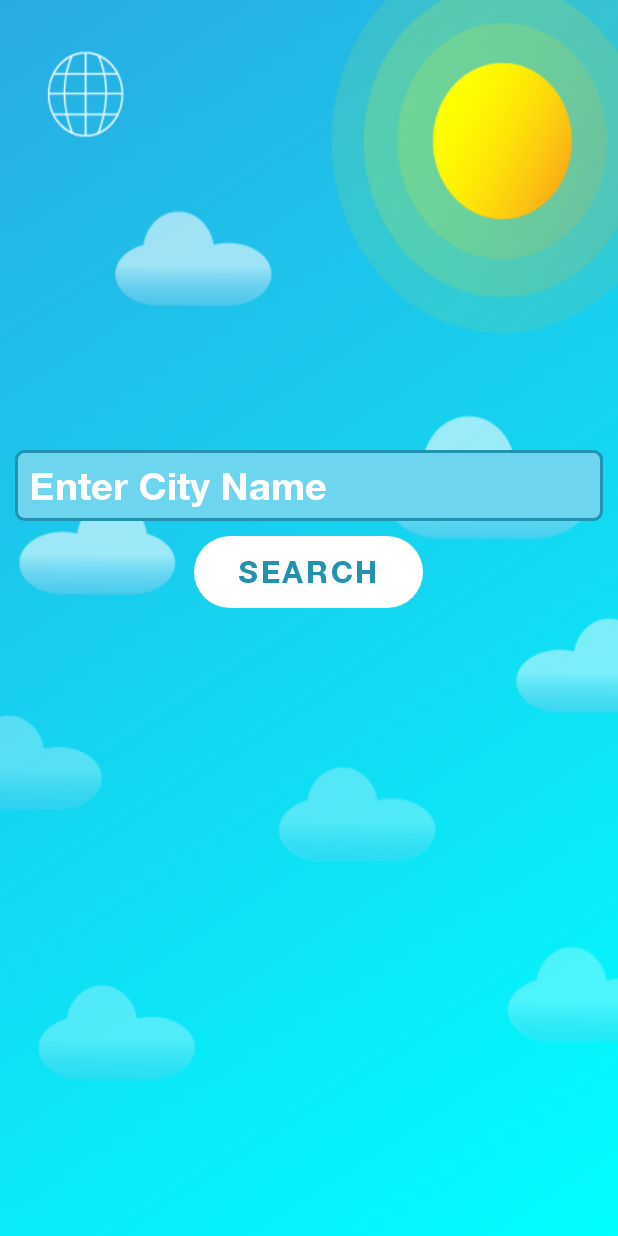
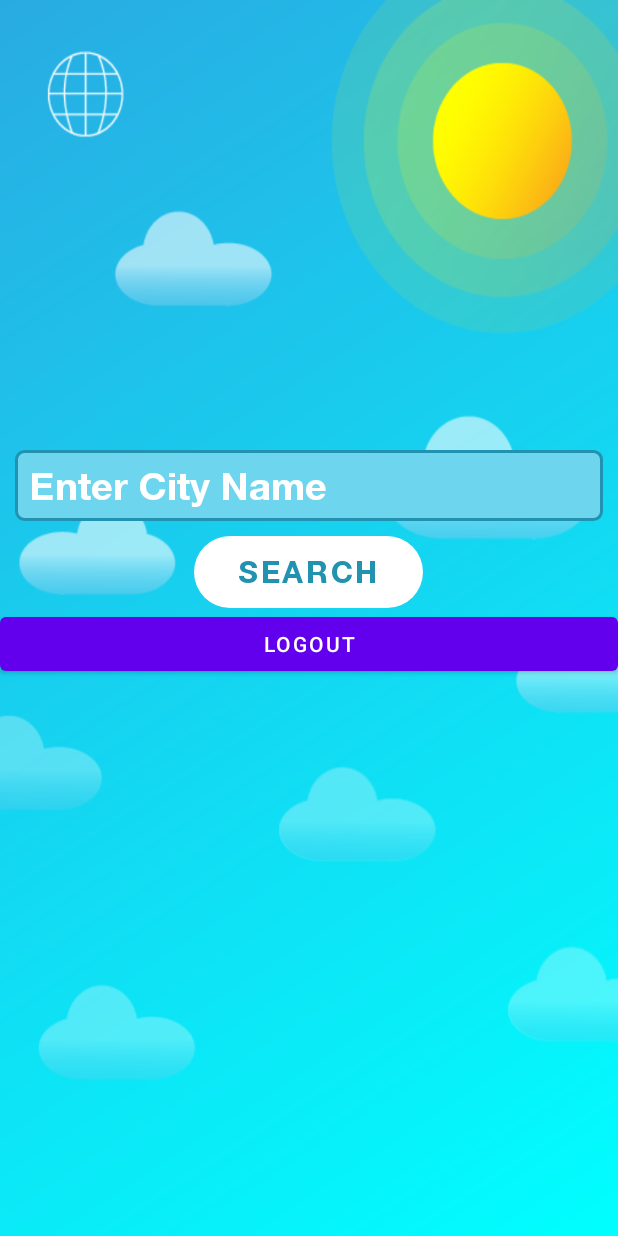
Before and after one commit to rsl081/Weathcare-app, an Android app: the layout activity_main.xml on its own in the app's theme, with its tools: preview values and no code run, on a phone screen of 412 x 824 dp. Run offline under Robolectric (Android 15) with nearby library versions, the phone set to English and light mode, and no system bars; network calls fail.

Commit message:
Auto login and logout complete

```diff
--- a/app/src/main/AndroidManifest.xml
+++ b/app/src/main/AndroidManifest.xml
@@ -28,7 +28,8 @@
                 <category android:name="android.intent.category.LAUNCHER" />
             </intent-filter>
         </activity>
-        <activity android:name=".MainActivity"></activity>
+        <activity android:name=".MainActivity">
+        </activity>
     </application>
 
 </manifest>
--- a/app/src/main/res/layout/activity_main.xml
+++ b/app/src/main/res/layout/activity_main.xml
@@ -2,7 +2,7 @@
 <LinearLayout xmlns:android="http://schemas.android.com/apk/res/android"
     xmlns:app="http://schemas.android.com/apk/res-auto"
     xmlns:tools="http://schemas.android.com/tools"
-    android:id="@+id/back"
+    android:id="@+id/main_menu"
     android:layout_width="match_parent"
     android:layout_height="match_parent"
     tools:context=".MainActivity"
@@ -66,4 +66,11 @@
         android:layout_gravity="center"
         app:backgroundTint="@color/white" />
 
+    <Button
+        android:id="@+id/button"
+        android:layout_width="match_parent"
+        android:layout_height="wrap_content"
+        android:onClick="BtnLogoutHomeClick"
+        android:text="@string/home_logout_btn" />
+
 </LinearLayout>
--- a/app/src/main/res/values/strings.xml
+++ b/app/src/main/res/values/strings.xml
@@ -7,4 +7,5 @@
     <string name="close">Close</string>
     <string name="email_sent_failed">Failed to send email: %1$s</string>
     <string name="resend_timer">Resend in : %1$s</string>
+    <string name="home_logout_btn">Logout</string>
 </resources>
```
Also changed, not shown: app/src/main/java/com/example/weathcare/MainActivity.java (+64 -12 lines), app/src/main/java/com/example/weathcare/login/LoginActivity.java (+15 -0 lines), app/src/main/res/layout/rainyweather.xml (+5 -4 lines).
